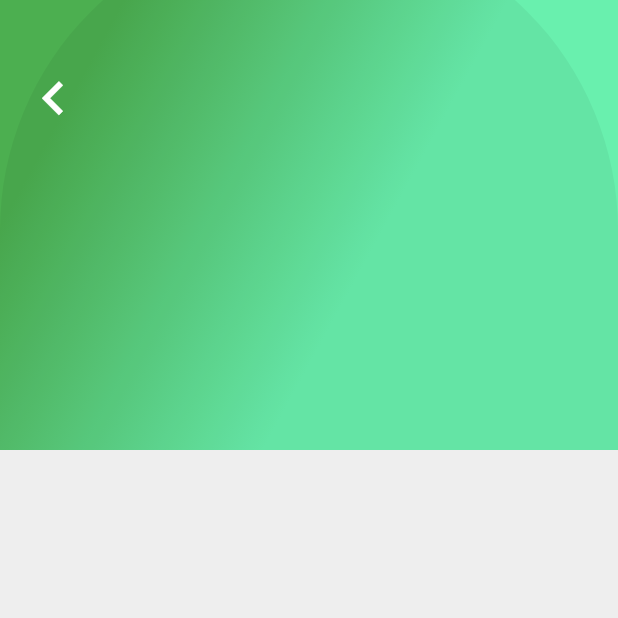
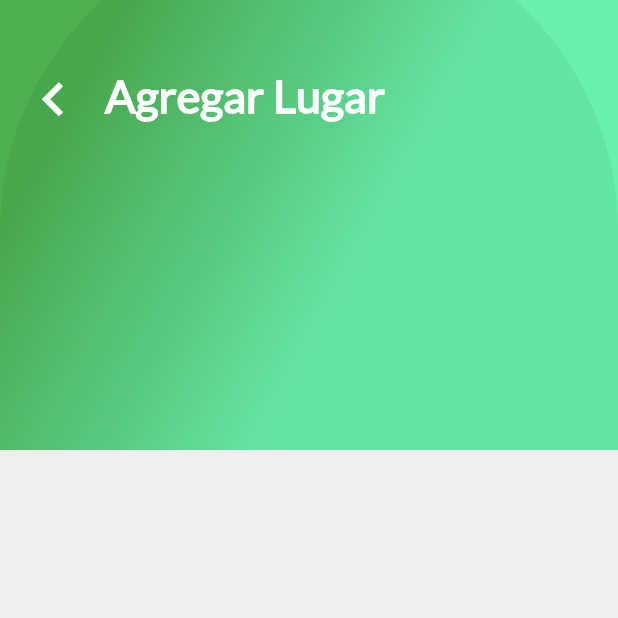
Before and after one commit to AndresPerezfc/platzitrips, a Flutter app: the AddPlaceScreen screen opened directly, on a phone screen of 412 x 824 dp, the top half of it. Run offline on Flutter 3.47's test engine with Material 2 defaults, Android fonts, the phone set to English and light mode, and no system bars; our stand-ins replace cloud_firestore, firebase_auth, google_sign_in; missing offline and left inert: generic_bloc_provider; accounts and stored records are empty.

Commit message:
Widget de titulo para headers creado

```diff
--- a/lib/src/place/ui/screens/add_place_screen.dart
+++ b/lib/src/place/ui/screens/add_place_screen.dart
@@ -2,6 +2,7 @@ import 'dart:io';
 
 import 'package:flutter/material.dart';
 import 'package:platzitrips/src/widgets/gradient_back.dart';
+import 'package:platzitrips/src/widgets/title_header.dart';
 
 class AddPlaceScreen extends StatefulWidget {
   File image;
@@ -39,6 +40,15 @@ class _AddPlaceScreenState extends State<AddPlaceScreen> {
                     },
                   ),
                 ),
+              ),
+              Flexible(
+                child: Container(
+                  width: MediaQuery.of(context).size.width,
+                  padding: EdgeInsets.only(top: 45, left: 20, right: 10),
+                  child: TitleHeader(
+                    title: "Agregar Lugar",
+                  ),
+                ),
               )
             ],
           ),
--- /dev/null
+++ b/lib/src/widgets/title_header.dart
@@ -0,0 +1,19 @@
+import 'package:flutter/material.dart';
+
+class TitleHeader extends StatelessWidget {
+  final String title;
+
+  TitleHeader({Key key, @required this.title});
+
+  @override
+  Widget build(BuildContext context) {
+    return Text(
+      title,
+      style: TextStyle(
+          color: Colors.white,
+          fontSize: 30,
+          fontFamily: "Lato",
+          fontWeight: FontWeight.bold),
+    );
+  }
+}
```
